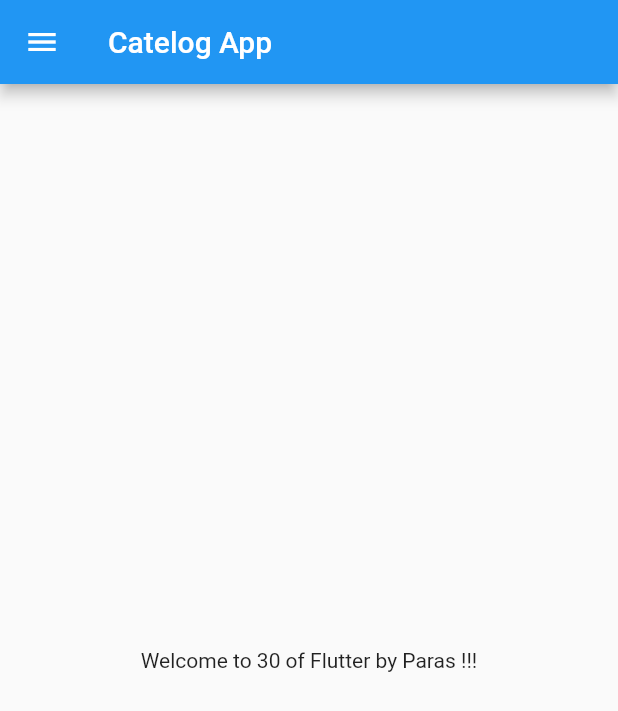
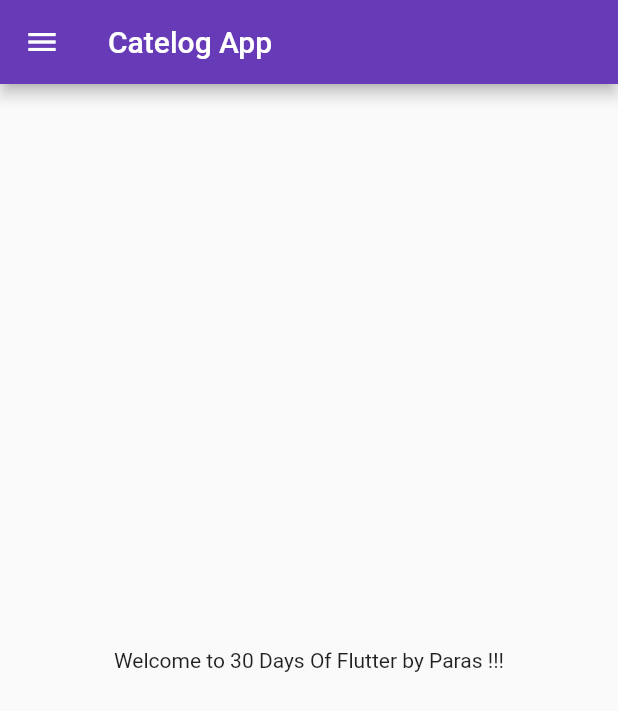
Before and after one commit to Paras-Singh-H/30DaysOfFlutter, a Flutter app: the screen it shows after launch, on a phone screen of 412 x 824 dp. Shown: the top 711 px of the screen. Run offline on Flutter 3.47's test engine with Material 2 defaults, Android fonts, the phone set to English and light mode, and no system bars.

Commit message:
Day 3 completed

```diff
--- a/lib/main.dart
+++ b/lib/main.dart
@@ -1,5 +1,6 @@
 import 'package:flutter/material.dart';
-import 'package:flutter_catalog/home_page.dart';
+import 'package:flutter_catalog/pages/home_page.dart';
+import 'package:flutter_catalog/pages/login_page.dart';
 
 void main() {
   runApp(MyApp());
@@ -8,11 +9,16 @@ void main() {
 class MyApp extends StatelessWidget {
   @override
   Widget build(BuildContext context) {
-
-
-
     return MaterialApp(
-      home:HomePage(),
+      themeMode: ThemeMode.light,
+      theme: ThemeData(primarySwatch: Colors.deepPurple),
+      darkTheme: ThemeData(brightness: Brightness.dark),
+      initialRoute: "/home",
+      routes: {
+        "/": (context) => LoginPage(),
+        "/home": (context) => HomePage(),
+        "/login": (context) => LoginPage(),
+      },
     );
   }
 }
--- a/lib/home_page.dart
+++ b/lib/pages/home_page.dart
@@ -11,7 +11,7 @@ class HomePage extends StatelessWidget {
       ),
       body: Center(
         child: Container(
-          child: Text("Welcome to $days of Flutter by $name !!!"),
+          child: Text("Welcome to $days Days Of Flutter by $name !!!"),
         ),
       ),
       drawer: Drawer(),
```
Also changed, not shown: lib/pages/login_page.dart (added, +20 -0 lines).
